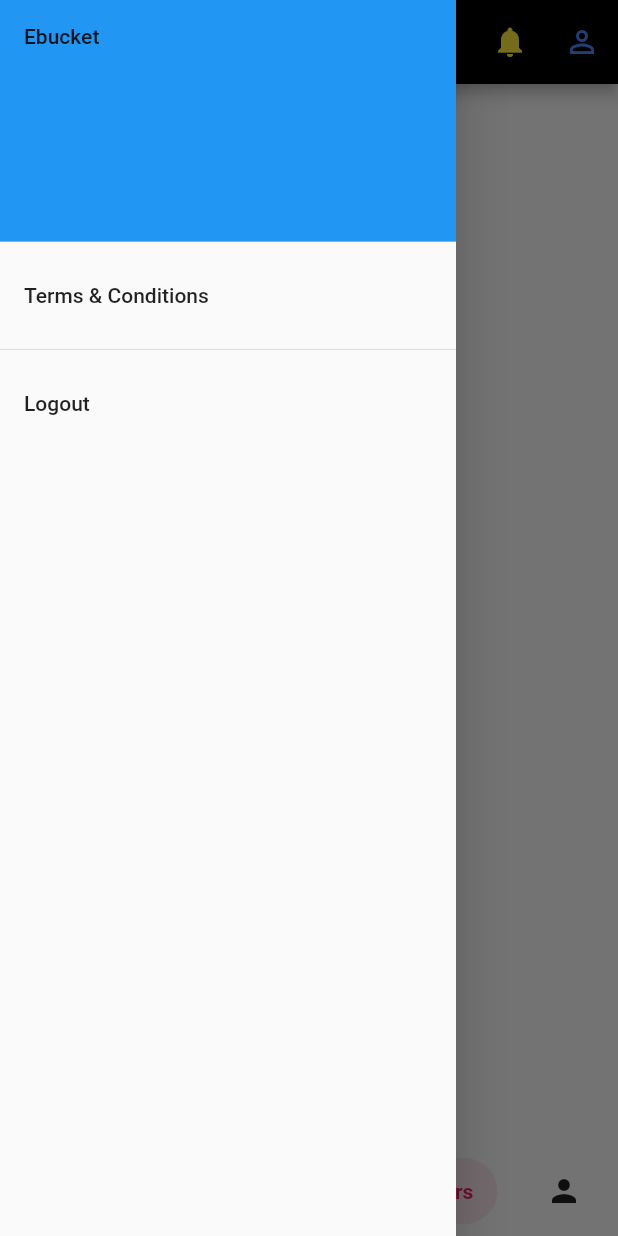
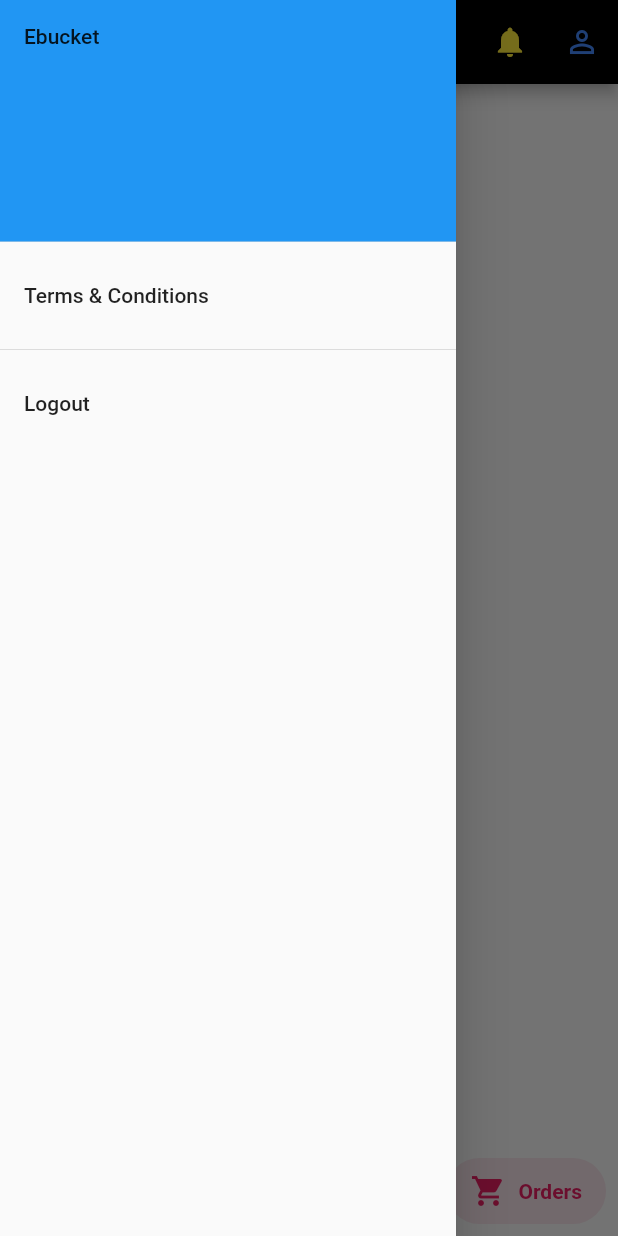
Before and after one commit to NiTHiN6282/ebucket, a Flutter app: the AgentLandingPage screen opened directly, item 4 of the bottom bar chosen, with the side drawer open, on a phone screen of 412 x 824 dp. Run offline on Flutter 3.47's test engine with Material 2 defaults, Android fonts, the phone set to English and light mode, and no system bars; drawn by our look-alikes of salomon_bottom_bar; our stand-ins replace cloud_firestore, firebase_auth, firebase_core, firebase_storage, google_fonts, image_picker; missing offline and left inert: flutter_page_indicator_tv, flutter_swiper_tv; accounts and stored records are empty.

Commit message:
sales list bottom nav removed

```diff
--- a/lib/collecting_agent/agentlandingpage.dart
+++ b/lib/collecting_agent/agentlandingpage.dart
@@ -5,7 +5,6 @@ import 'package:ebucket/common/campaigns.dart';
 import 'package:ebucket/common/loginpage.dart';
 import 'package:ebucket/common/orderslist.dart';
 import 'package:ebucket/common/recycleproductslist.dart';
-import 'package:ebucket/common/saleslist.dart';
 import 'package:ebucket/common/viewprofile.dart';
 import 'package:ebucket/styles/colors.dart';
 import 'package:flutter/material.dart';
@@ -37,7 +36,6 @@ class _AgentLandingPageState extends State<AgentLandingPage> {
       RecycleProductsList(uid: widget.uid,name: widget.name,address: widget.address,location: widget.location,phone: widget.phone,email: widget.email,category: widget.category,),
       ViewCampaigns(),
       OrdersList(uid: widget.uid,),
-      SalesList(uid: widget.uid,),
     ];
   }
 
@@ -146,11 +144,6 @@ class _AgentLandingPageState extends State<AgentLandingPage> {
           ),
 
           /// Profile
-          SalomonBottomBarItem(
-            icon: Icon(Icons.person),
-            title: Text("Sales"),
-            selectedColor: Colors.teal,
-          ),
         ],
       ),
       body: Center(child: _widgetOptions.elementAt(_selectedIndex)),
```
